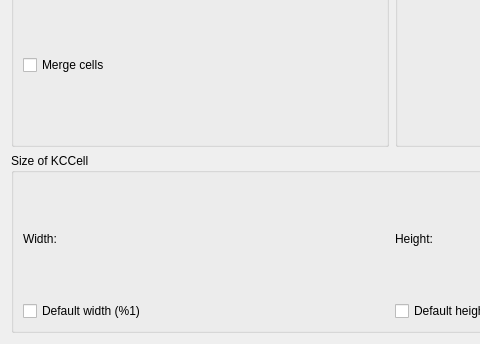
Above: kcells/dialogs/PositionWidget.ui from KDE/koffice before the change; both pictures show x 0 to 480 and y 417 to 761 of the 783 by 761 pixel window. Below: the same form after it.
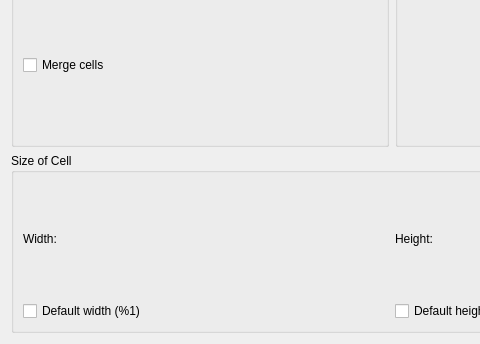
That is the form after the change.

What changed in the file:
```diff
--- a/kcells/dialogs/PositionWidget.ui
+++ b/kcells/dialogs/PositionWidget.ui
@@ -195,7 +195,7 @@
       <string>The unit used here is the one set in KCFormat -&gt; Page Layout.. dialog.</string>
      </property>
      <property name="title">
-      <string>Size of KCCell</string>
+      <string>Size of Cell</string>
      </property>
      <layout class="QGridLayout">
       <item row="0" column="1">
```
Left out of the diff: 4 changed lines with no effect on the pictures.
